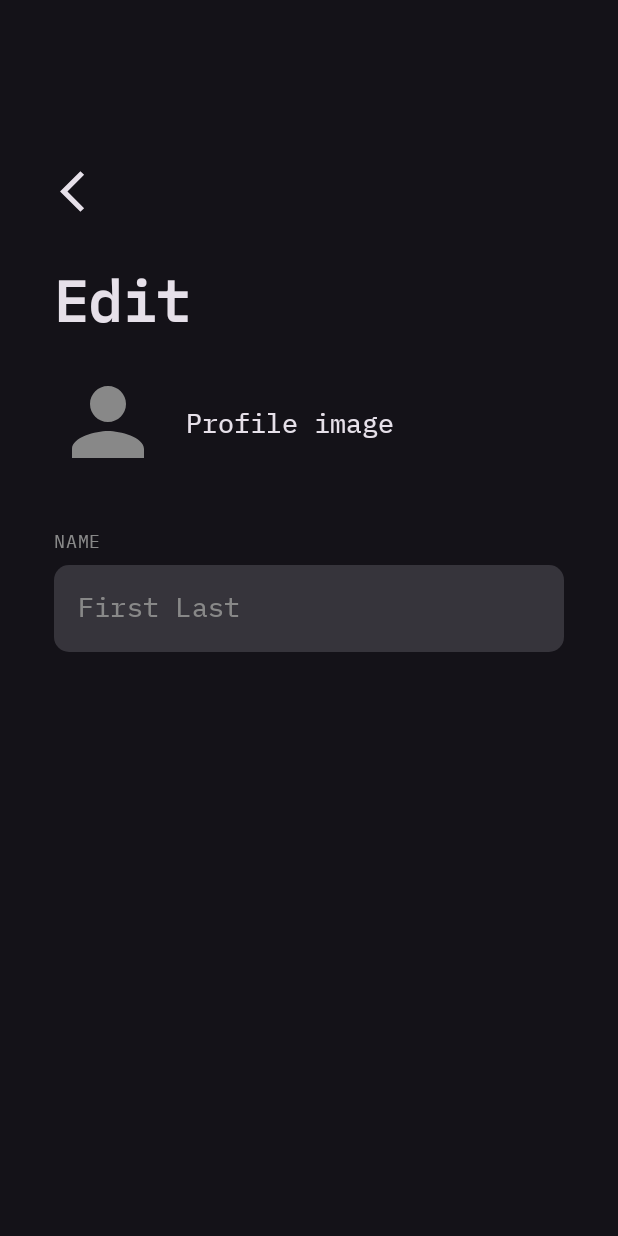
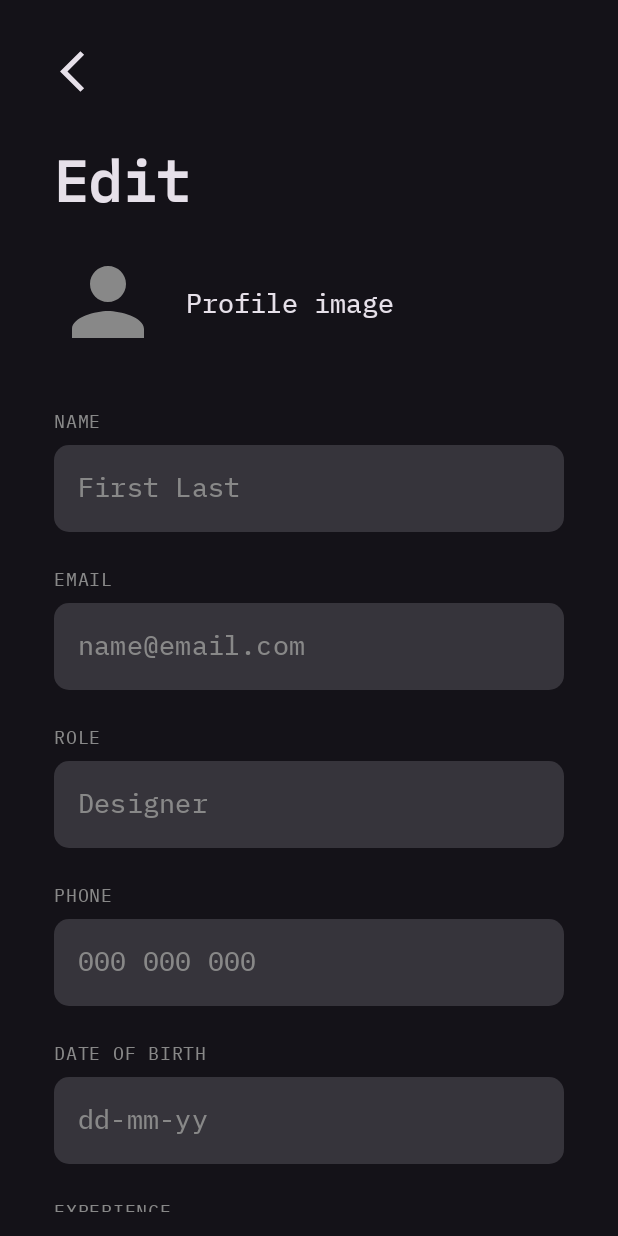
Before and after one commit to FelipePelegrino/User-profile-sample, an Android app built with Jetpack Compose: the EditScreen screen opened through its navigation route, on a phone screen of 412 x 824 dp. Run offline under Robolectric (Android 15) with nearby library versions, the phone set to English and light mode, and no system bars; 9 statements that could not run were skipped.

Commit message:
feat: add all text field in edit screen | alter safeDrawing to WindowsInsetsSides.vertical

```diff
--- a/app/src/main/java/com/gmail/devpelegrino/userprofilesample/ui/UserProfileApp.kt
+++ b/app/src/main/java/com/gmail/devpelegrino/userprofilesample/ui/UserProfileApp.kt
@@ -5,7 +5,6 @@ import androidx.compose.foundation.layout.WindowInsets
 import androidx.compose.foundation.layout.WindowInsetsSides
 import androidx.compose.foundation.layout.fillMaxSize
 import androidx.compose.foundation.layout.only
-import androidx.compose.foundation.layout.padding
 import androidx.compose.foundation.layout.safeDrawing
 import androidx.compose.foundation.layout.windowInsetsPadding
 import androidx.compose.material3.LocalAbsoluteTonalElevation
@@ -30,10 +29,9 @@ fun UserProfileApp(appState: UserProfileAppState) {
                     .fillMaxSize()
                     .windowInsetsPadding(
                         WindowInsets.safeDrawing.only(
-                            WindowInsetsSides.Horizontal,
-                        ),
+                            WindowInsetsSides.Vertical,
+                        )
                     )
-                    .padding(top = 80.dp),
             ) {
                 UserProfileNavHost(
                     appState = appState
--- a/app/src/main/java/com/gmail/devpelegrino/userprofilesample/ui/edit/EditScreen.kt
+++ b/app/src/main/java/com/gmail/devpelegrino/userprofilesample/ui/edit/EditScreen.kt
@@ -11,7 +11,9 @@ import androidx.compose.foundation.layout.fillMaxSize
 import androidx.compose.foundation.layout.fillMaxWidth
 import androidx.compose.foundation.layout.padding
 import androidx.compose.foundation.layout.size
+import androidx.compose.foundation.rememberScrollState
 import androidx.compose.foundation.shape.RoundedCornerShape
+import androidx.compose.foundation.verticalScroll
 import androidx.compose.material.icons.Icons
 import androidx.compose.material.icons.filled.Person
 import androidx.compose.material3.Icon
@@ -34,6 +36,7 @@ import androidx.compose.ui.unit.dp
 import com.gmail.devpelegrino.userprofilesample.R
 import com.gmail.devpelegrino.userprofilesample.common.PreviewScreen
 import com.gmail.devpelegrino.userprofilesample.ui.profile.UserProfileBasicTextField
+import com.gmail.devpelegrino.userprofilesample.ui.profile.defaultKeyboardOptions
 import com.gmail.devpelegrino.userprofilesample.ui.profile.nameKeyboardOptions
 import com.gmail.devpelegrino.userprofilesample.ui.theme.UserProfileSampleTheme
 import com.gmail.devpelegrino.userprofilesample.ui.theme.bunker
@@ -46,11 +49,18 @@ fun EditScreen(
 ) {
     val context = LocalContext.current
     var name by remember { mutableStateOf("") }
+    var email by remember { mutableStateOf("") }
+    var role by remember { mutableStateOf("") }
+    var phone by remember { mutableStateOf("") }
+    var birthday by remember { mutableStateOf("") }
+    var experience by remember { mutableStateOf("") }
 
     Column(
         modifier = modifier
             .fillMaxSize()
             .background(color = MaterialTheme.colorScheme.background)
+            .padding(bottom = 16.dp)
+            .verticalScroll(rememberScrollState())
     ) {
         IconButton(
             onClick = { onBackClick() },
@@ -106,18 +116,93 @@ fun EditScreen(
         }
 
         UserProfileBasicTextField(
-            textFieldName = "Name",
+            textFieldName = stringResource(R.string.field_name),
             text = name,
             onTextChange = {
                 name = it
             },
-            placeHolder = {
+            placeholder = {
                 if (name.isBlank()) {
-                    Text(text = "First Last", color = Color.Gray)
+                    Text(text = stringResource(R.string.placeholder_name), color = Color.Gray)
                 }
             },
             keyboardOptions = nameKeyboardOptions,
             modifier = Modifier.padding(start = 36.dp, top = 36.dp, end = 36.dp)
+        )
+
+        UserProfileBasicTextField(
+            textFieldName = stringResource(R.string.field_email),
+            text = email,
+            onTextChange = {
+                email = it
+            },
+            placeholder = {
+                if (email.isBlank()) {
+                    Text(text = stringResource(R.string.placeholder_email), color = Color.Gray)
+                }
+            },
+            keyboardOptions = defaultKeyboardOptions,
+            modifier = Modifier.padding(start = 36.dp, top = 24.dp, end = 36.dp)
+        )
+
+        UserProfileBasicTextField(
+            textFieldName = stringResource(R.string.field_role),
+            text = role,
+            onTextChange = {
+                role = it
+            },
+            placeholder = {
+                if (role.isBlank()) {
+                    Text(text = stringResource(R.string.placeholder_role), color = Color.Gray)
+                }
+            },
+            keyboardOptions = defaultKeyboardOptions,
+            modifier = Modifier.padding(start = 36.dp, top = 24.dp, end = 36.dp)
+        )
+
+        UserProfileBasicTextField(
+            textFieldName = stringResource(R.string.field_phone),
+            text = phone,
+            onTextChange = {
+                phone = it
+            },
+            placeholder = {
+                if (phone.isBlank()) {
+                    Text(text = stringResource(R.string.placeholder_phone), color = Color.Gray)
+                }
+            },
+            keyboardOptions = defaultKeyboardOptions,
+            modifier = Modifier.padding(start = 36.dp, top = 24.dp, end = 36.dp)
+        )
+
+        UserProfileBasicTextField(
+            textFieldName = stringResource(R.string.field_birthday),
+            text = birthday,
+            onTextChange = {
+                birthday = it
+            },
+            placeholder = {
+                if (birthday.isBlank()) {
+                    Text(text = stringResource(R.string.placeholder_birthday), color = Color.Gray)
+                }
+            },
+            keyboardOptions = defaultKeyboardOptions,
+            modifier = Modifier.padding(start = 36.dp, top = 24.dp, end = 36.dp)
+        )
+
+        UserProfileBasicTextField(
+            textFieldName = stringResource(R.string.field_experience),
+            text = experience,
+            onTextChange = {
+                experience = it
+            },
+            placeholder = {
+                if (experience.isBlank()) {
+                    Text(text = stringResource(R.string.placeholder_experience), color = Color.Gray)
+                }
+            },
+            keyboardOptions = defaultKeyboardOptions,
+            modifier = Modifier.padding(start = 36.dp, top = 24.dp, end = 36.dp)
         )
     }
 }
--- a/app/src/main/java/com/gmail/devpelegrino/userprofilesample/ui/profile/UserProfileBasicTextField.kt
+++ b/app/src/main/java/com/gmail/devpelegrino/userprofilesample/ui/profile/UserProfileBasicTextField.kt
@@ -29,7 +29,7 @@ fun UserProfileBasicTextField(
     keyboardOptions: KeyboardOptions,
     onTextChange: (text: String) -> Unit,
     modifier: Modifier = Modifier,
-    placeHolder: @Composable (() -> Unit)? = null
+    placeholder: @Composable (() -> Unit)? = null
 ) {
     Column(modifier = modifier) {
         Text(
@@ -41,8 +41,8 @@ fun UserProfileBasicTextField(
             value = text,
             onValueChange = onTextChange,
             placeholder = {
-                if (placeHolder != null) {
-                    placeHolder()
+                if (placeholder != null) {
+                    placeholder()
                 }
             },
             keyboardOptions = keyboardOptions,
@@ -72,7 +72,7 @@ private fun UserProfileBasicTextFieldPreview() {
             onTextChange = {
                 text = it
             },
-            placeHolder = {
+            placeholder = {
                 Text(text = "Test")
             },
             keyboardOptions = defaultKeyboardOptions
--- a/app/src/main/res/values/strings.xml
+++ b/app/src/main/res/values/strings.xml
@@ -6,5 +6,18 @@
 
     <!-- Components -->
     <string name="button_edit">Edit</string>
+    <string name="button_save">Save</string>
     <string name="text_profile_image">Profile image</string>
+    <string name="field_name">name</string>
+    <string name="field_email">email</string>
+    <string name="field_role">role</string>
+    <string name="field_phone">phone</string>
+    <string name="field_birthday">date of birth</string>
+    <string name="field_experience">experience</string>
+    <string name="placeholder_name">First Last</string>
+    <string name="placeholder_email">name@email.com</string>
+    <string name="placeholder_role">Designer</string>
+    <string name="placeholder_phone">000 000 000</string>
+    <string name="placeholder_birthday">dd-mm-yy</string>
+    <string name="placeholder_experience">0</string>
 </resources>
```
